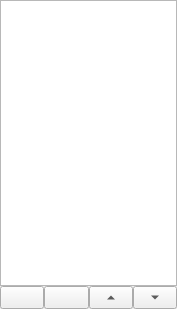
First picture: the form in libs/librepcb/projecteditor/schematiceditor/schematicpagesdock.ui, repository LibrePCB/LibrePCB, before the edit.
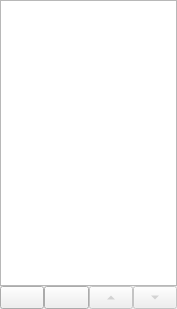
Second picture: the form after the edit. Icons and pictures are not drawn.

```diff
--- a/libs/librepcb/projecteditor/schematiceditor/schematicpagesdock.ui
+++ b/libs/librepcb/projecteditor/schematiceditor/schematicpagesdock.ui
@@ -120,6 +120,9 @@
       </item>
       <item>
        <widget class="QToolButton" name="btnSchematicUp">
+        <property name="enabled">
+         <bool>false</bool>
+        </property>
         <property name="sizePolicy">
          <sizepolicy hsizetype="Expanding" vsizetype="Fixed">
           <horstretch>0</horstretch>
@@ -142,6 +145,9 @@
       </item>
       <item>
        <widget class="QToolButton" name="btnSchematicDown">
+        <property name="enabled">
+         <bool>false</bool>
+        </property>
         <property name="sizePolicy">
          <sizepolicy hsizetype="Expanding" vsizetype="Fixed">
           <horstretch>0</horstretch>
```
